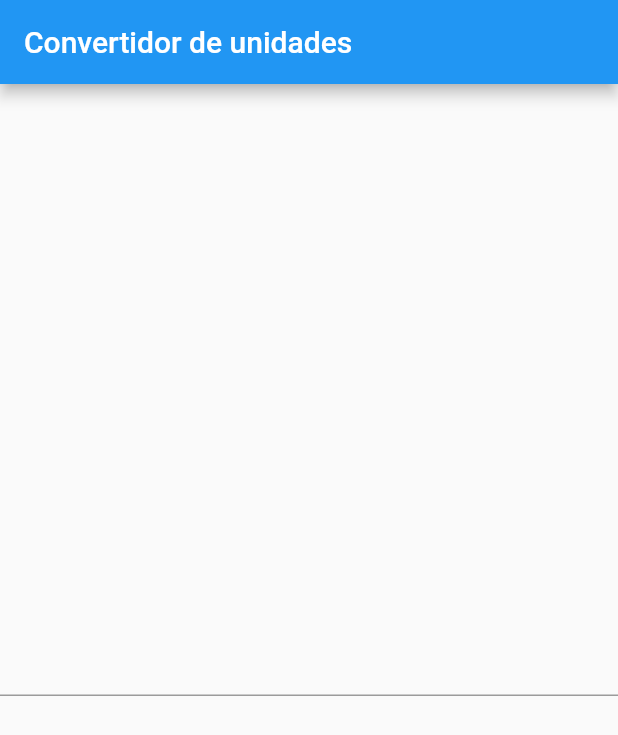
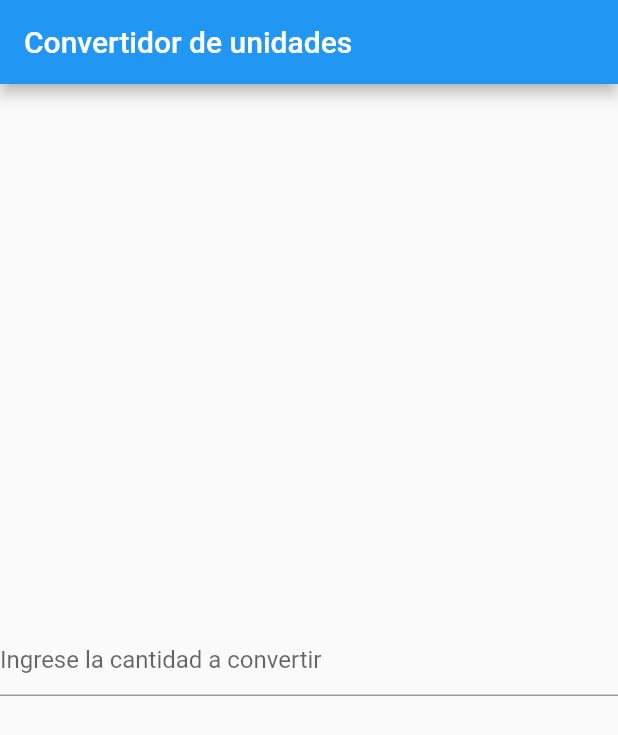
Before and after one commit to Luis-FloresC/proyecto_clase, a Flutter app: the screen it shows after launch, on a phone screen of 412 x 824 dp. Shown: the top 735 px of the screen. Run offline on Flutter 3.47's test engine with Material 2 defaults, Android fonts, the phone set to English and light mode, and no system bars.

Commit message:
se agrego un placeholder al campo de cantidad

```diff
--- a/lib/main.dart
+++ b/lib/main.dart
@@ -1,6 +1,4 @@
 // ignore_for_file: prefer_const_constructors
-
-import 'dart:html';
 
 import 'package:flutter/material.dart';
 
@@ -26,16 +24,18 @@
           title: Text("Convertidor de unidades"),
         ),
         body: Center(
-          child: TextField(onChanged: (text){
-            var rv = double.tryParse(text);
-            if(rv != null) {
-              setState((){
-                _numberForm = rv;
-              });
-            }
-          },),
-       // Text((_numberForm == null)? : _numberForm.toString())
-      ),
+          child: TextField(
+              onChanged: (text) {
+                var rv = double.tryParse(text);
+                if (rv != null) {
+                  setState(() {
+                    _numberForm = rv;
+                  });
+                }
+              },
+              keyboardType: TextInputType.number,
+              decoration: const InputDecoration(hintText: "Ingrese la cantidad a convertir")),
+        ),
       ),
     );
   }
```
